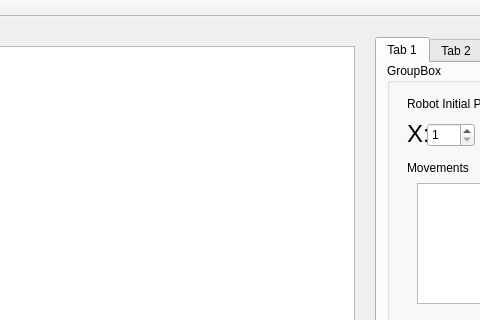
b00611005/robotGame, file mainwindow.ui: the form before one commit; both pictures show x 155 to 635 and y 0 to 320 of the 919 by 570 pixel window.
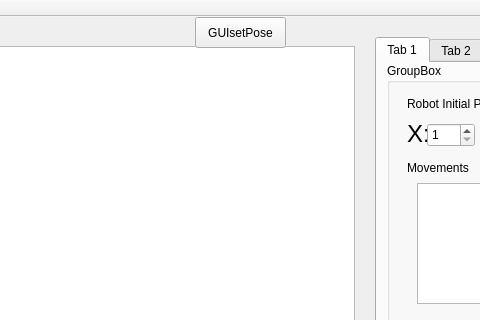
The form after the commit.

Patch:
```diff
--- a/mainwindow.ui
+++ b/mainwindow.ui
@@ -545,6 +545,19 @@
      </widget>
     </widget>
    </widget>
+   <widget class="QPushButton" name="GUIsetPoseButton">
+    <property name="geometry">
+     <rect>
+      <x>350</x>
+      <y>0</y>
+      <width>91</width>
+      <height>31</height>
+     </rect>
+    </property>
+    <property name="text">
+     <string>GUIsetPose</string>
+    </property>
+   </widget>
   </widget>
   <widget class="QMenuBar" name="menuBar">
    <property name="geometry">
```
Left out of the diff: 51 changed lines with no effect on the pictures.
